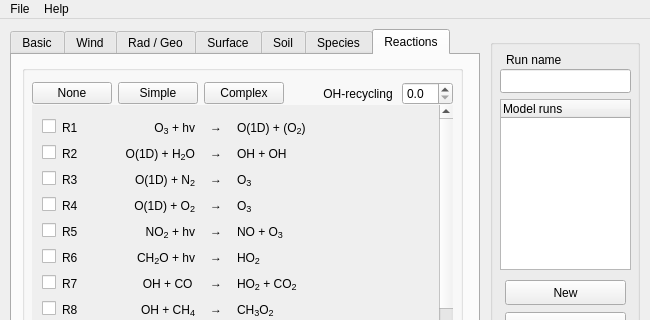
First picture: the form in mainwindow.ui, repository classmodel/modelgui, before the edit; both pictures show x 0 to 650 and y 0 to 320 of the 650 by 570 pixel window.
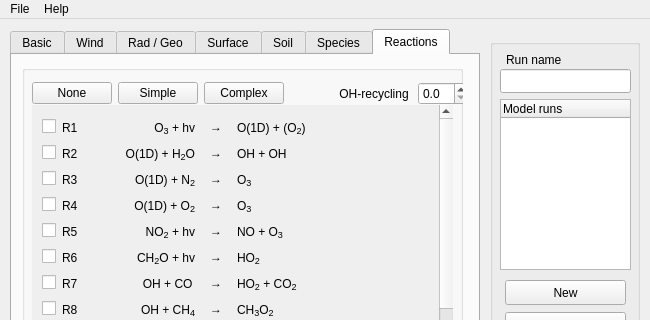
Second picture: the form after the edit. The open tabs and pages were chosen to show the change.

Commit message: fixed initial tab in mainwindow

```diff
--- a/mainwindow.ui
+++ b/mainwindow.ui
@@ -4013,7 +4013,7 @@
         <rect>
          <x>10</x>
          <y>10</y>
-         <width>421</width>
+         <width>437</width>
          <height>37</height>
         </rect>
        </property>
```
Left out of the diff: 12 changed lines with no effect on the pictures.
